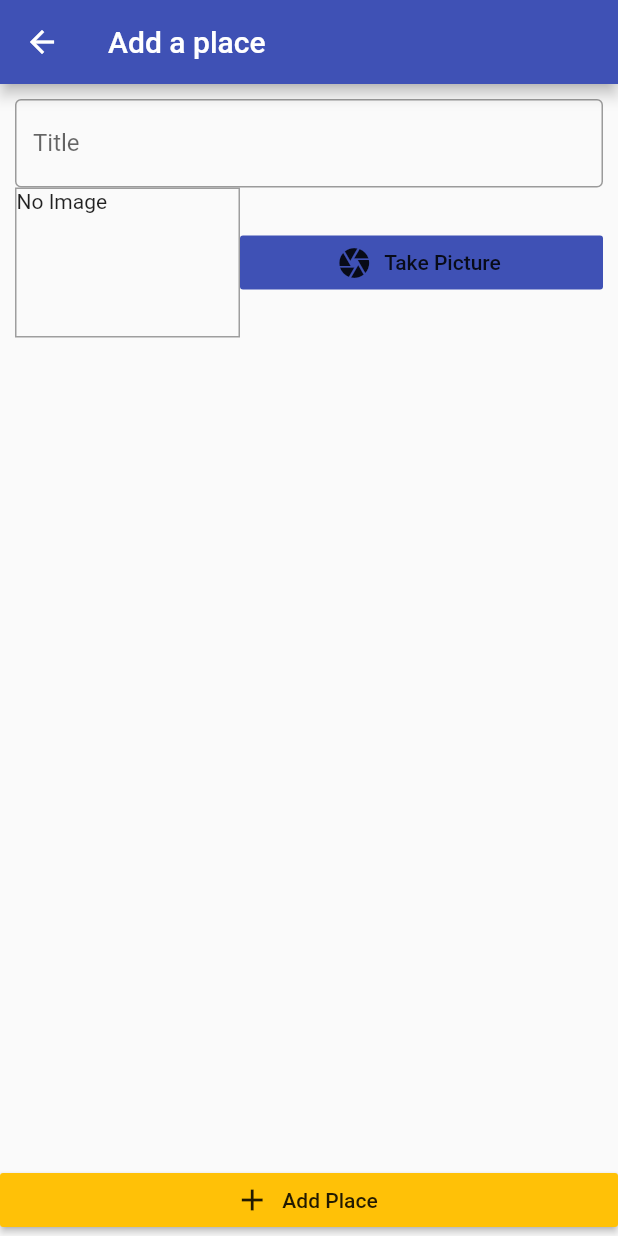
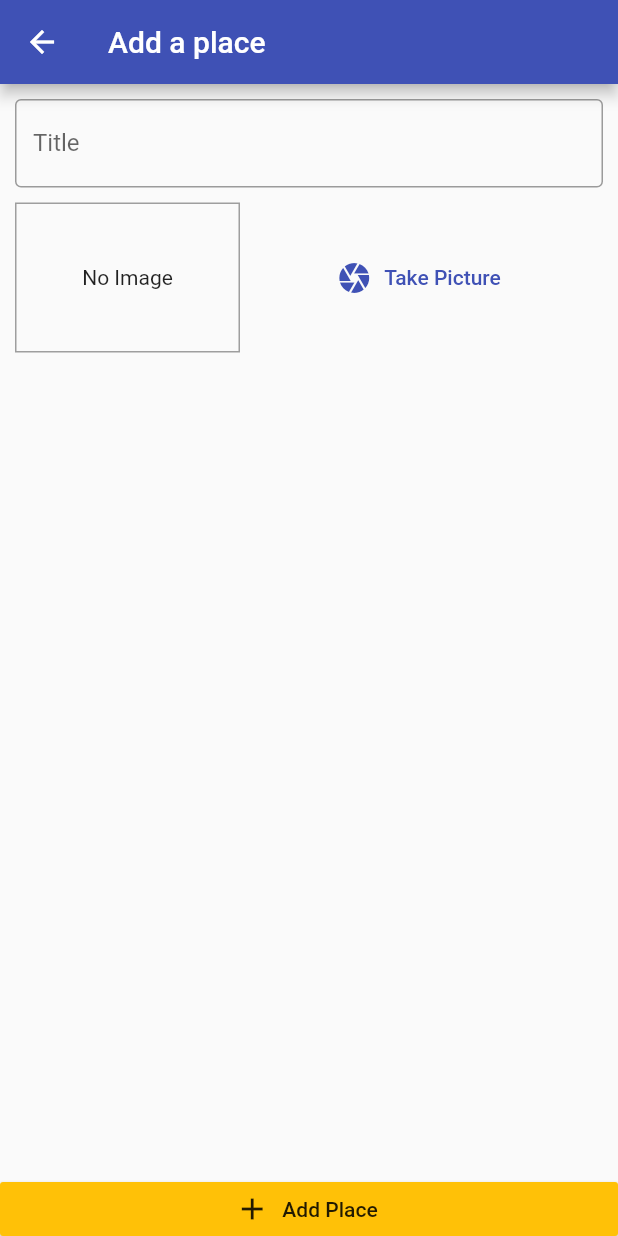
Before and after one commit to lordvidex/greatplaces, a Flutter app: the screen it shows after launch, after a tap on the "add" icon, on a phone screen of 412 x 824 dp. Run offline on Flutter 3.47's test engine with Material 2 defaults, Android fonts, the phone set to English and light mode, and no system bars; our stand-ins replace image_picker.

Commit message:
Camera, Provider, PathProvider set

```diff
--- a/lib/components/image_input.dart
+++ b/lib/components/image_input.dart
@@ -1,24 +1,63 @@
+import 'dart:io';
+
 import 'package:flutter/material.dart';
+import 'package:path/path.dart' as path;
+import 'package:path_provider/path_provider.dart' as sysPath;
+import 'package:image_picker/image_picker.dart';
 
-class ImageInput extends StatelessWidget {
+class ImageInput extends StatefulWidget {
+  final Function getImage;
+  ImageInput(this.getImage);
+  @override
+  _ImageInputState createState() => _ImageInputState();
+}
+
+class _ImageInputState extends State<ImageInput> {
+  File _image;
+
+  Future<void> _getImage() async {
+    final imageFile = await ImagePicker.pickImage(
+      source: ImageSource.camera,
+      maxWidth: 600,
+    );
+    final imageName = path.basename(imageFile.path);
+    setState(() {
+      _image = imageFile;
+    });
+    final storageLoc = await sysPath.getApplicationDocumentsDirectory();
+    final savedImage = await imageFile.copy('${storageLoc.path}/$imageName');
+    widget.getImage(savedImage);
+  }
+
   @override
   Widget build(BuildContext context) {
     return Row(
       children: <Widget>[
         Container(
+          alignment: Alignment.center,
           width: 150,
           height: 100,
-          child: Text('No Image'),
+          child: _image == null
+              ? Text(
+                  'No Image',
+                  textAlign: TextAlign.center,
+                )
+              : Image.file(
+                  _image,
+                  width: double.infinity,
+                  fit: BoxFit.cover,
+                ),
           decoration: BoxDecoration(
             border: Border.all(width: 1, color: Colors.grey),
           ),
         ),
         Expanded(
           child: FlatButton.icon(
-            color: Theme.of(context).primaryColor,
-              icon: Icon(Icons.camera),
-              label: Text('Take Picture'),
-              onPressed: () {}),
+            textColor: Theme.of(context).primaryColor,
+            icon: Icon(Icons.camera),
+            label: Text('Take Picture'),
+            onPressed: _getImage,
+          ),
         )
       ],
     );
--- a/lib/screens/add_place_screen.dart
+++ b/lib/screens/add_place_screen.dart
@@ -1,5 +1,9 @@
+import 'dart:io';
+
 import 'package:flutter/material.dart';
+import 'package:provider/provider.dart';
 
+import '../providers/great_places.dart';
 import '../components/image_input.dart';
 
 class AddPlaceScreen extends StatefulWidget {
@@ -10,10 +14,23 @@ class AddPlaceScreen extends StatefulWidget {
 
 class _AddPlaceScreenState extends State<AddPlaceScreen> {
   final _textController = TextEditingController();
+  File _savedImage;
   @override
   void dispose() {
     _textController.dispose();
     super.dispose();
+  }
+
+  void _getImage(File image) {
+    _savedImage = image;
+  }
+
+  void _addPlace() {
+    if (_textController.text.isEmpty || _savedImage == null) {
+      return;
+    }
+    Provider.of<GreatPlaces>(context, listen: false)
+        .addPlace(_textController.text, _savedImage);
   }
 
   @override
@@ -28,7 +45,7 @@ class _AddPlaceScreenState extends State<AddPlaceScreen> {
           Expanded(
             child: SingleChildScrollView(
               child: Padding(
-                padding: EdgeInsets.all(10),
+                padding: const EdgeInsets.all(10.0),
                 child: Column(
                   children: <Widget>[
                     TextField(
@@ -40,17 +57,21 @@ class _AddPlaceScreenState extends State<AddPlaceScreen> {
                         ),
                       ),
                     ),
-                    ImageInput(),
+                    SizedBox(
+                      height: 10,
+                    ),
+                    ImageInput(_getImage),
                   ],
                 ),
               ),
             ),
           ),
           RaisedButton.icon(
+            materialTapTargetSize: MaterialTapTargetSize.shrinkWrap,
             color: Theme.of(context).accentColor,
             icon: Icon(Icons.add),
             label: Text('Add Place'),
-            onPressed: () {},
+            onPressed: _addPlace,
           ),
         ],
       ),
--- a/lib/screens/places_list_screen.dart
+++ b/lib/screens/places_list_screen.dart
@@ -1,3 +1,5 @@
+import 'dart:io';
+
 import 'package:flutter/material.dart';
 import 'package:provider/provider.dart';
 
@@ -19,9 +21,25 @@ class PlacesListScreen extends StatelessWidget {
           )
         ],
       ),
-      body: Center(
-        child: CircularProgressIndicator(),
-      ),
+      body: Consumer<GreatPlaces>(
+          builder: (ctx, greatPlace, ch) => greatPlace.items.length <= 0
+              ? ch
+              : ListView.builder(
+                  itemCount: greatPlace.items.length,
+                  itemBuilder: (ctx, i) => ListTile(
+                    onTap: (){},
+                    title: Text(greatPlace.items[i].title),
+                    leading: CircleAvatar(
+                      backgroundImage: FileImage(greatPlace.items[i].image),
+                    ),
+                  ),
+                ),
+          child: Center(
+            child: Text(
+              'No saved places available',
+              textAlign: TextAlign.center,
+            ),
+          )),
     );
   }
 }
--- a/pubspec.yaml
+++ b/pubspec.yaml
@@ -20,6 +20,9 @@ dependencies:
   flutter:
     sdk: flutter
   provider: ^4.0.2
+  image_picker: ^0.6.3+1
+  path_provider: ^1.5.1
+  path: ^1.6.4
 
   # The following adds the Cupertino Icons font to your application.
   # Use with the CupertinoIcons class for iOS style icons.
```
Also changed, not shown: lib/providers/great_places.dart (+13 -2 lines), pubspec.lock, 6 other files.
